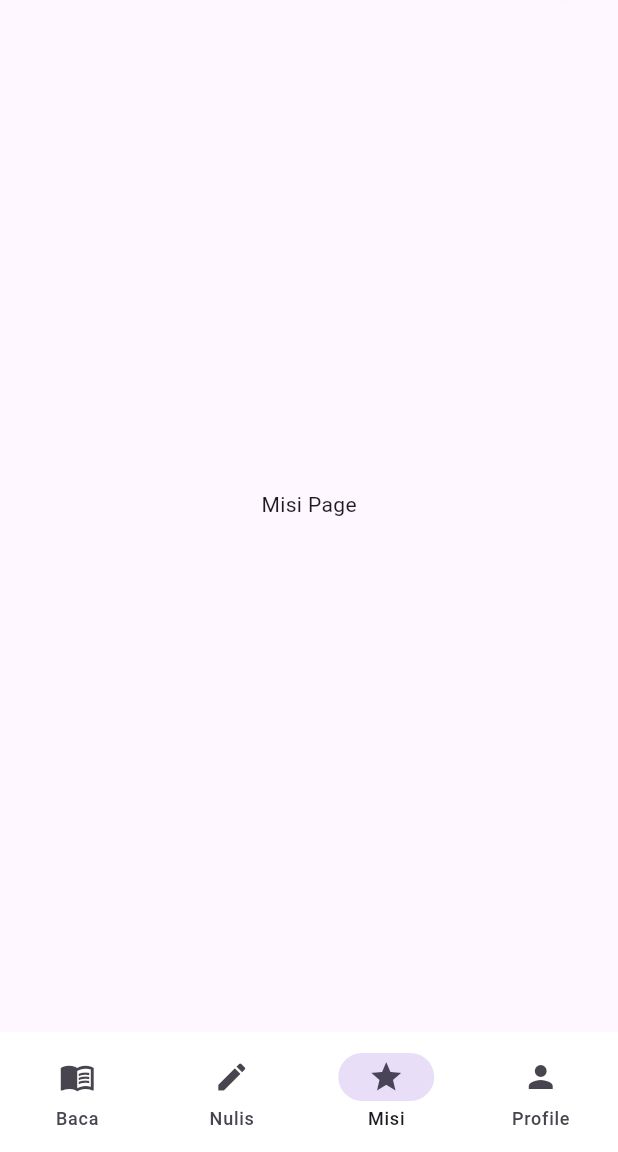
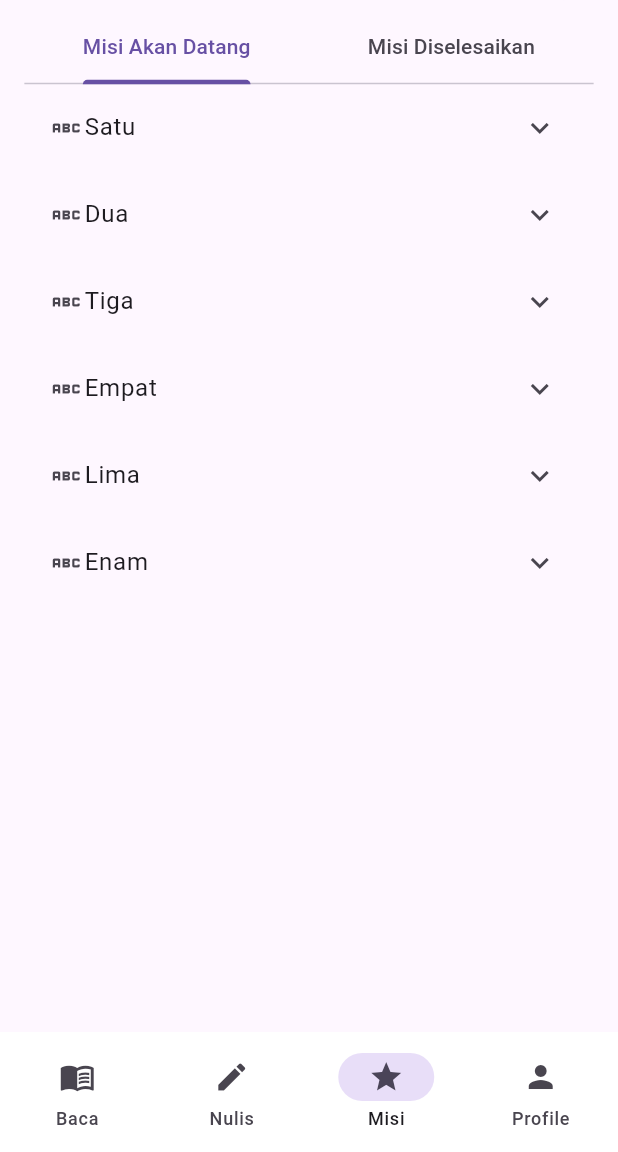
Before and after one commit to rakafebriansy/tera_pustaka, a Flutter app: the HomeView screen opened by its route, item 3 of the bottom bar chosen, on a phone screen of 412 x 824 dp, the part 84-1236 px from its top. Run offline on Flutter 3.47's test engine with Material 3 defaults, Android fonts, the phone set to English and light mode, and no system bars; our stand-ins replace flutter_screenutil, get, google_fonts, smooth_page_indicator.

Commit message:
feat: home page - misi view skeleton

```diff
--- a/lib/app/modules/home/views/home_view.dart
+++ b/lib/app/modules/home/views/home_view.dart
@@ -4,6 +4,7 @@ import 'package:flutter_screenutil/flutter_screenutil.dart';
 import 'package:get/get.dart';
 import 'package:google_fonts/google_fonts.dart';
 import 'package:tera_pustaka/app/partials/home/baca/baca_view.dart';
+import 'package:tera_pustaka/app/partials/home/misi/misi_view.dart';
 import 'package:tera_pustaka/app/partials/home/nulis/nulis_view.dart';
 
 import '../controllers/home_controller.dart';
@@ -15,7 +16,7 @@ class HomeView extends GetView<HomeController> {
   final List<Widget> _pages = const [
     BacaView(),
     NulisView(),
-    Center(child: Text("Misi Page")),
+    MisiView(),
     Center(child: Text("Profile Page")),
   ];
 
--- /dev/null
+++ b/lib/app/partials/home/misi/misi_controller.dart
@@ -0,0 +1,25 @@
+import 'package:get/get.dart';
+
+class MisiController extends GetxController {
+  Rx<String> query = "".obs;
+  RxList<String> myOngoingMissions = <String>[
+    'Satu',
+    'Dua',
+    'Tiga',
+    'Empat',
+    'Lima',
+    'Enam',
+  ].obs;
+  RxList<String> myCompletedMissions = <String>[
+    'Satu',
+    'Dua',
+    'Tiga',
+    'Empat',
+    'Lima',
+    'Enam',
+  ].obs;
+
+  void updateQuery(String value) {
+    query.value = value;
+  }
+}
--- /dev/null
+++ b/lib/app/partials/home/misi/misi_view.dart
@@ -0,0 +1,65 @@
+import 'package:flutter/material.dart';
+import 'package:flutter_screenutil/flutter_screenutil.dart';
+import 'package:get/get.dart';
+import 'package:tera_pustaka/app/components/navs/app_circle_menu_button.dart';
+import 'package:tera_pustaka/app/theme/app_%20colors.dart';
+import './misi_controller.dart';
+
+class MisiView extends GetView<MisiController> {
+  const MisiView({super.key});
+
+  @override
+  Widget build(BuildContext context) {
+    Get.put(MisiController());
+
+    return DefaultTabController(
+      length: 2,
+      child: Scaffold(
+        appBar: AppBar(
+          automaticallyImplyLeading: false,
+          elevation: 0,
+          flexibleSpace: Column(
+            mainAxisAlignment: MainAxisAlignment.end,
+            children: const [
+              TabBar(
+                tabs: [
+                  Tab(text: 'Misi Akan Datang'),
+                  Tab(text: 'Misi Diselesaikan'),
+                ],
+              ),
+            ],
+          ),
+        ),
+        body: TabBarView(
+          children: [
+            ListView.builder(
+              shrinkWrap: true,
+              // physics: NeverScrollableScrollPhysics(),
+              itemCount: controller.myOngoingMissions.length,
+              itemBuilder: (context, index) {
+                return ExpansionTile(
+                  title: Row(
+                    mainAxisSize: MainAxisSize.min,
+                    children: [
+                      Icon(Icons.abc),
+                      Text(controller.myOngoingMissions[index]),
+                    ],
+                  ),
+                  children: [
+                    Padding(
+                      padding: const EdgeInsets.all(16.0),
+                      child: Row(
+                        children: [Text(controller.myOngoingMissions[index])],
+                      ),
+                    ),
+                  ],
+                );
+              },
+            ),
+            Center(child: Text('Buku Page')),
+          ],
+        ),
+      ),
+    );
+  }
+}
--- a/lib/app/partials/home/nulis/nulis_view.dart
+++ b/lib/app/partials/home/nulis/nulis_view.dart
@@ -1,7 +1,6 @@
 import 'package:flutter/material.dart';
 import 'package:flutter_screenutil/flutter_screenutil.dart';
 import 'package:get/get.dart';
-import 'package:google_fonts/google_fonts.dart';
 import 'package:tera_pustaka/app/components/navs/app_circle_menu_button.dart';
 import 'package:tera_pustaka/app/theme/app_%20colors.dart';
 import './nulis_controller.dart';
```
